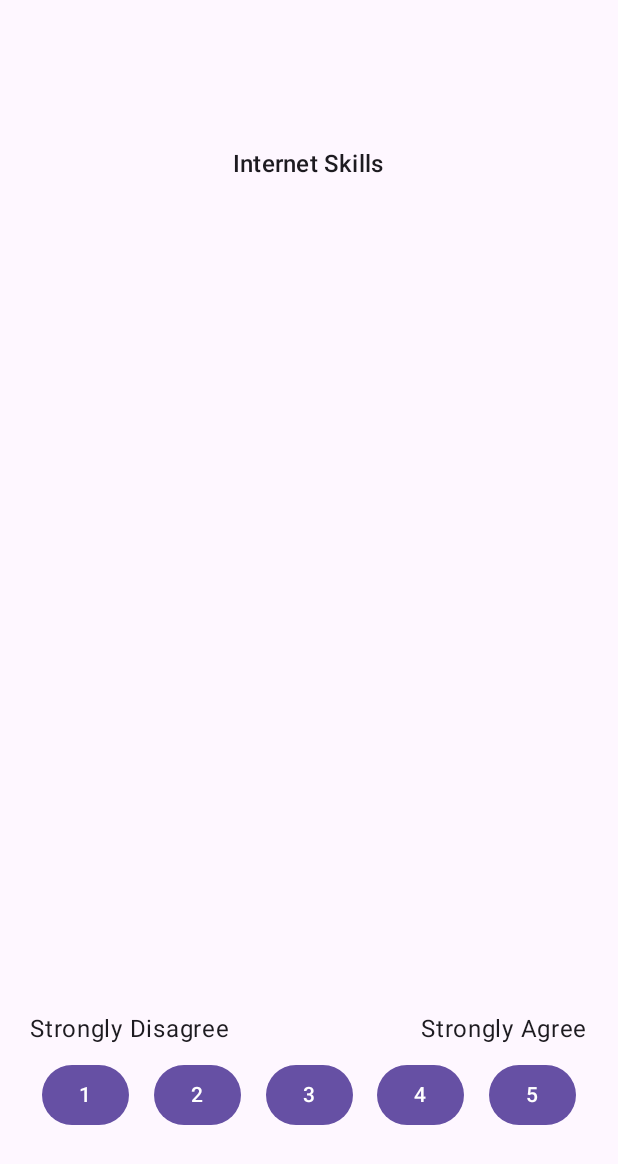
After one commit to zaiehilmi/Talentify, an Android app built with Jetpack Compose: the composable QuestionScreen called with empty values, on a phone screen of 412 x 824 dp. The commit adds this screen. Shown: the top 1164 px of the screen. Run offline under Robolectric (Android 15) with nearby library versions, the phone set to English and light mode, and no system bars; 2 statements that could not run were skipped.

Commit message:
feat: design question screen

```diff
--- a/app/src/main/java/com/zaie/nunasurvei/Routes.kt
+++ b/app/src/main/java/com/zaie/nunasurvei/Routes.kt
@@ -20,6 +20,9 @@ sealed class Destinasi : Parcelable {
 
   @Parcelize
   data object Intro : Destinasi()
+
+  @Parcelize
+  data object Survey : Destinasi()
 }
 
 val screenTransitionSpec = NavTransitionSpec<Destinasi> { action, _, _ ->
--- /dev/null
+++ b/app/src/main/java/com/zaie/nunasurvei/ui/screen/QuestionScreen.kt
@@ -0,0 +1,99 @@
+package com.zaie.nunasurvei.ui.screen
+
+import android.util.Log
+import androidx.compose.foundation.background
+import androidx.compose.foundation.layout.Arrangement
+import androidx.compose.foundation.layout.Column
+import androidx.compose.foundation.layout.Row
+import androidx.compose.foundation.layout.Spacer
+import androidx.compose.foundation.layout.fillMaxSize
+import androidx.compose.foundation.layout.fillMaxWidth
+import androidx.compose.foundation.layout.height
+import androidx.compose.foundation.layout.padding
+import androidx.compose.material3.Button
+import androidx.compose.material3.MaterialTheme.typography
+import androidx.compose.material3.Surface
+import androidx.compose.material3.Text
+import androidx.compose.runtime.Composable
+import androidx.compose.ui.Alignment
+import androidx.compose.ui.Modifier
+import androidx.compose.ui.text.style.TextAlign
+import androidx.compose.ui.tooling.preview.Preview
+import androidx.compose.ui.unit.dp
+import com.zaie.nunasurvei.ui.theme.ZaieColor
+
+@Composable
+fun QuestionScreen(
+  question: String,
+  onOptionSelected: (String) -> Unit
+) {
+
+  Surface(modifier = Modifier.background(ZaieColor.surfaceFrozen)) {
+    Column(
+      modifier = Modifier
+        .fillMaxSize()
+        .padding(top = 100.dp, bottom = 70.dp, start = 20.dp, end = 20.dp),
+      verticalArrangement = Arrangement.SpaceBetween,
+      horizontalAlignment = Alignment.CenterHorizontally
+    ) {
+      Text(
+        "Internet Skills",
+        style = typography.titleMedium
+      )
+      Text(
+        question,
+        style = typography.titleLarge,
+        textAlign = TextAlign.Center
+      )
+
+      RatingSection()
+
+    }
+  }
+
+}
+
+@Composable
+private fun RatingSection() {
+  Column(
+    verticalArrangement = Arrangement.Center,
+  ) {
+    Row(
+      modifier = Modifier.fillMaxWidth(),
+      horizontalArrangement = Arrangement.SpaceBetween
+    ) {
+      Text(text = "Strongly Disagree")
+      Text(text = "Strongly Agree")
+    }
+    Spacer(modifier = Modifier.height(8.dp))
+    RatingButtons()
+  }
+}
+
+@Composable
+private fun RatingButtons() {
+  val options = listOf("1", "2", "3", "4", "5")
+
+  Row(
+    modifier = Modifier.fillMaxWidth(),
+    verticalAlignment = Alignment.CenterVertically,
+    horizontalArrangement = Arrangement.SpaceAround
+  ) {
+    options.forEach { option ->
+      Button(onClick = {
+        Log.i("Soalan", "Pilihan: $option")
+      }) {
+        Text(text = option)
+      }
+    }
+  }
+}
+
+@Preview
+@Composable
+private fun PreviewQuestionScreen() {
+  QuestionScreen(
+    question = "Do you think the ability to effectively use search engines is essential for employees in the manufacturing industry?",
+    onOptionSelected = {}
+  )
+}
```
Also changed, not shown: app/src/main/java/com/zaie/nunasurvei/ui/screen/IntroScreen.kt (+50 -7 lines), app/src/main/java/com/zaie/nunasurvei/ui/screen/SurveyScreen.kt (added, +23 -0 lines).
